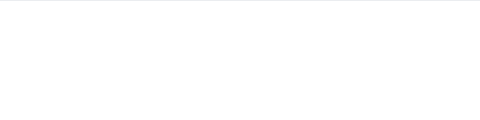
This is client/BiliVideoPlayerSystem/checktableitem.ui in shilinnull/BiliVideoPlayer as Qt 5 draws it before an edit; both pictures show x 0 to 480 and y 0 to 120 of the 1250 by 120 pixel window. The edited form follows.
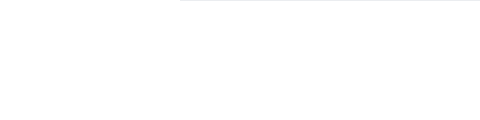
This is the edited form. Icons and pictures are not drawn.

Diff of the .ui file:
```diff
--- a/client/BiliVideoPlayerSystem/checktableitem.ui
+++ b/client/BiliVideoPlayerSystem/checktableitem.ui
@@ -65,14 +65,14 @@
       <property name="geometry">
        <rect>
         <x>0</x>
-        <y>1</y>
-        <width>150</width>
+        <y>0</y>
+        <width>180</width>
         <height>118</height>
        </rect>
       </property>
       <property name="minimumSize">
        <size>
-        <width>150</width>
+        <width>165</width>
         <height>0</height>
        </size>
       </property>
@@ -94,7 +94,7 @@
      <widget class="QLabel" name="nickNameLabel">
       <property name="geometry">
        <rect>
-        <x>150</x>
+        <x>180</x>
         <y>0</y>
         <width>138</width>
         <height>120</height>
@@ -110,7 +110,7 @@
      <widget class="QLabel" name="videoTitleLabel">
       <property name="geometry">
        <rect>
-        <x>288</x>
+        <x>318</x>
         <y>0</y>
         <width>265</width>
         <height>120</height>
```
